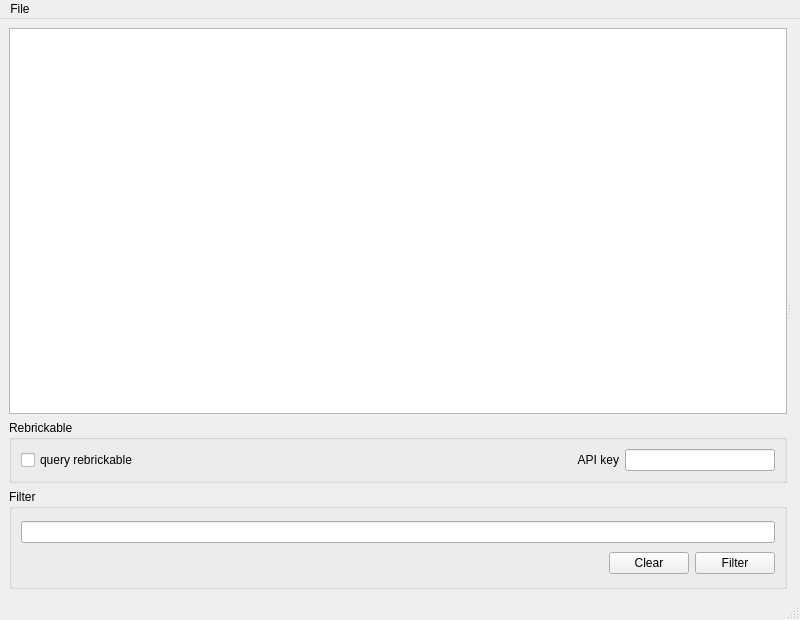
Before: the Qt Designer form opensdraw/partviewer/partviewer.ui in HazenBabcock/opensdraw, drawn with Qt 5.
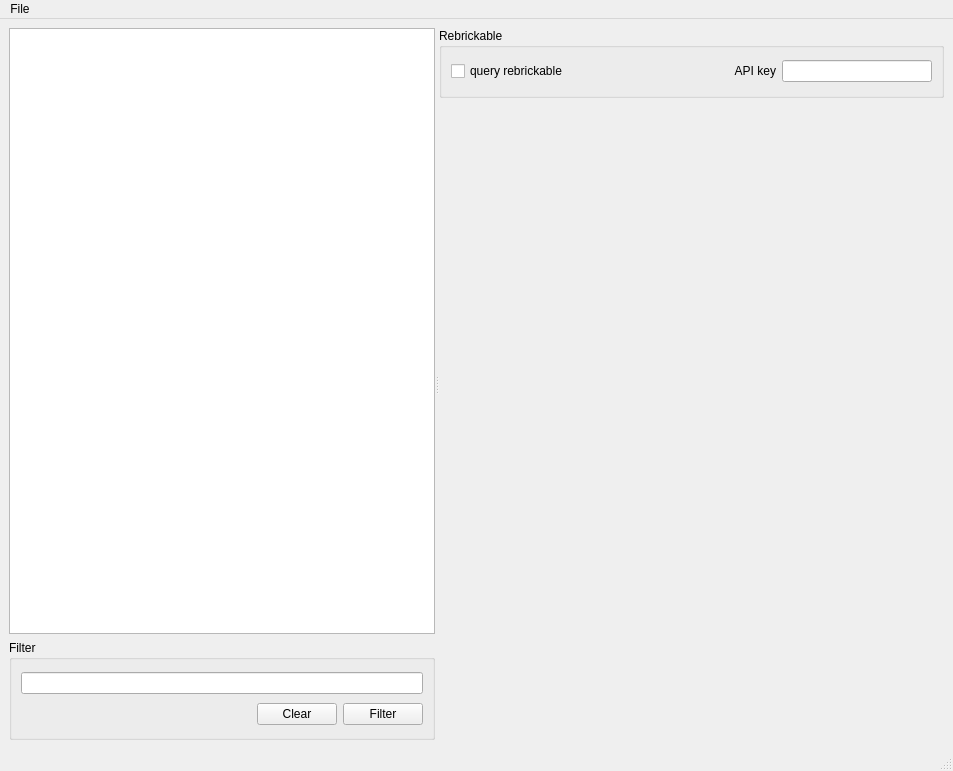
After: the same form once the commit is applied. Custom widgets are drawn as their Qt base class.

Commit message: Move some things around in the UI.

The edit to the form file:
```diff
--- a/opensdraw/partviewer/partviewer.ui
+++ b/opensdraw/partviewer/partviewer.ui
@@ -6,8 +6,8 @@
    <rect>
     <x>0</x>
     <y>0</y>
-    <width>800</width>
-    <height>620</height>
+    <width>953</width>
+    <height>771</height>
    </rect>
   </property>
   <property name="windowTitle">
@@ -20,7 +20,7 @@
       <property name="orientation">
        <enum>Qt::Horizontal</enum>
       </property>
-      <widget class="QWidget" name="layoutWidget">
+      <widget class="QWidget" name="">
        <layout class="QVBoxLayout" name="verticalLayout_2">
         <item>
          <widget class="PartTreeView" name="partsTreeView">
@@ -32,58 +32,6 @@
           </property>
          </widget>
         </item>
-        <item>
-         <widget class="QGroupBox" name="rebrickableGroupBox">
-          <property name="minimumSize">
-           <size>
-            <width>0</width>
-            <height>0</height>
-           </size>
-          </property>
-          <property name="title">
-           <string>Rebrickable</string>
-          </property>
-          <layout class="QVBoxLayout" name="verticalLayout_4">
-           <item>
-            <layout class="QHBoxLayout" name="horizontalLayout">
-             <item>
-              <widget class="QCheckBox" name="rebrickCheckBox">
-               <property name="text">
-                <string>query rebrickable</string>
-               </property>
-              </widget>
-             </item>
-             <item>
-              <widget class="QLabel" name="apiLabel">
-               <property name="maximumSize">
-                <size>
-                 <width>16777215</width>
-                 <height>16777214</height>
-                </size>
-               </property>
-               <property name="text">
-                <string>API key</string>
-               </property>
-               <property name="alignment">
-                <set>Qt::AlignRight|Qt::AlignTrailing|Qt::AlignVCenter</set>
-               </property>
-              </widget>
-             </item>
-             <item>
-              <widget class="QLineEdit" name="apiLineEdit">
-               <property name="maximumSize">
-                <size>
-                 <width>150</width>
-                 <height>16777215</height>
-                </size>
-               </property>
-              </widget>
-             </item>
-            </layout>
-           </item>
-          </layout>
-         </widget>
-        </item>
         <item>
          <widget class="QGroupBox" name="filterGroupBox">
           <property name="minimumSize">
@@ -141,8 +89,70 @@
         </item>
        </layout>
       </widget>
-      <widget class="QWidget" name="layoutWidget">
-       <layout class="QVBoxLayout" name="verticalLayout_3"/>
+      <widget class="QWidget" name="">
+       <layout class="QVBoxLayout" name="verticalLayout_3">
+        <item>
+         <widget class="QGroupBox" name="rebrickableGroupBox">
+          <property name="minimumSize">
+           <size>
+            <width>0</width>
+            <height>0</height>
+           </size>
+          </property>
+          <property name="maximumSize">
+           <size>
+            <width>16777215</width>
+            <height>70</height>
+           </size>
+          </property>
+          <property name="title">
+           <string>Rebrickable</string>
+          </property>
+          <layout class="QVBoxLayout" name="verticalLayout_4">
+           <item>
+            <layout class="QHBoxLayout" name="horizontalLayout">
+             <item>
+              <widget class="QCheckBox" name="rebrickCheckBox">
+               <property name="text">
+                <string>query rebrickable</string>
+               </property>
+              </widget>
+             </item>
+             <item>
+              <widget class="QLabel" name="apiLabel">
+               <property name="maximumSize">
+                <size>
+                 <width>16777215</width>
+                 <height>16777214</height>
+                </size>
+               </property>
+               <property name="text">
+                <string>API key</string>
+               </property>
+               <property name="alignment">
+                <set>Qt::AlignRight|Qt::AlignTrailing|Qt::AlignVCenter</set>
+               </property>
+              </widget>
+             </item>
+             <item>
+              <widget class="QLineEdit" name="apiLineEdit">
+               <property name="maximumSize">
+                <size>
+                 <width>150</width>
+                 <height>16777215</height>
+                </size>
+               </property>
+              </widget>
+             </item>
+            </layout>
+           </item>
+          </layout>
+         </widget>
+        </item>
+        <item>
+         <widget class="QWidget" name="widget" native="true"/>
+        </item>
+       </layout>
       </widget>
      </widget>
     </item>
@@ -153,7 +163,7 @@
     <rect>
      <x>0</x>
      <y>0</y>
-     <width>800</width>
+     <width>953</width>
      <height>26</height>
     </rect>
    </property>
```
Left out of the diff: 2 changed lines with no effect on the pictures.
